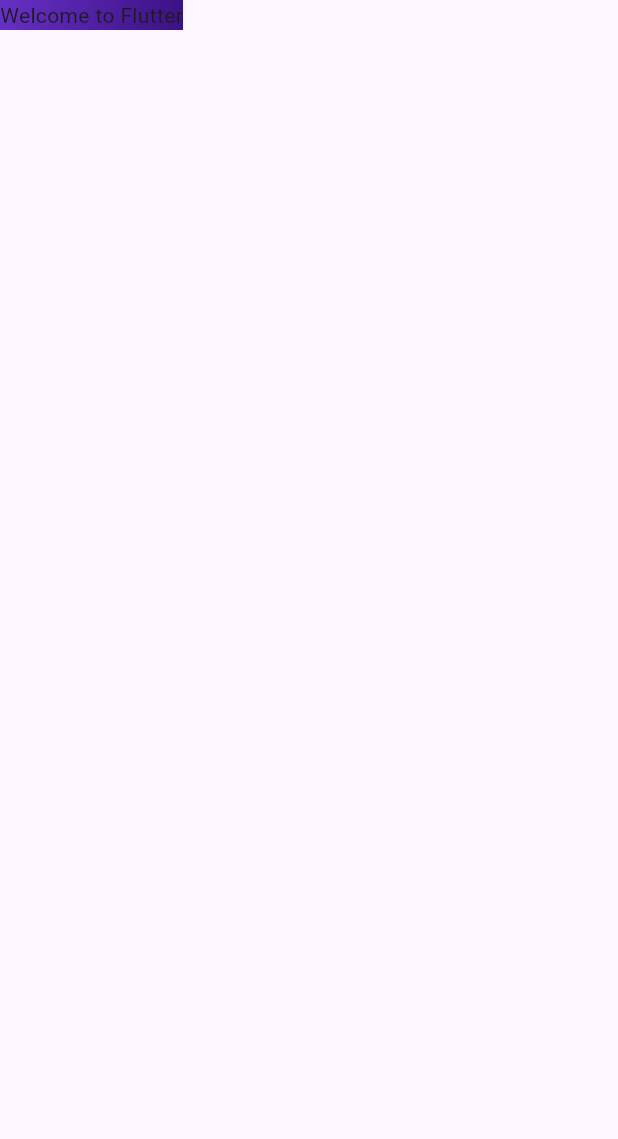
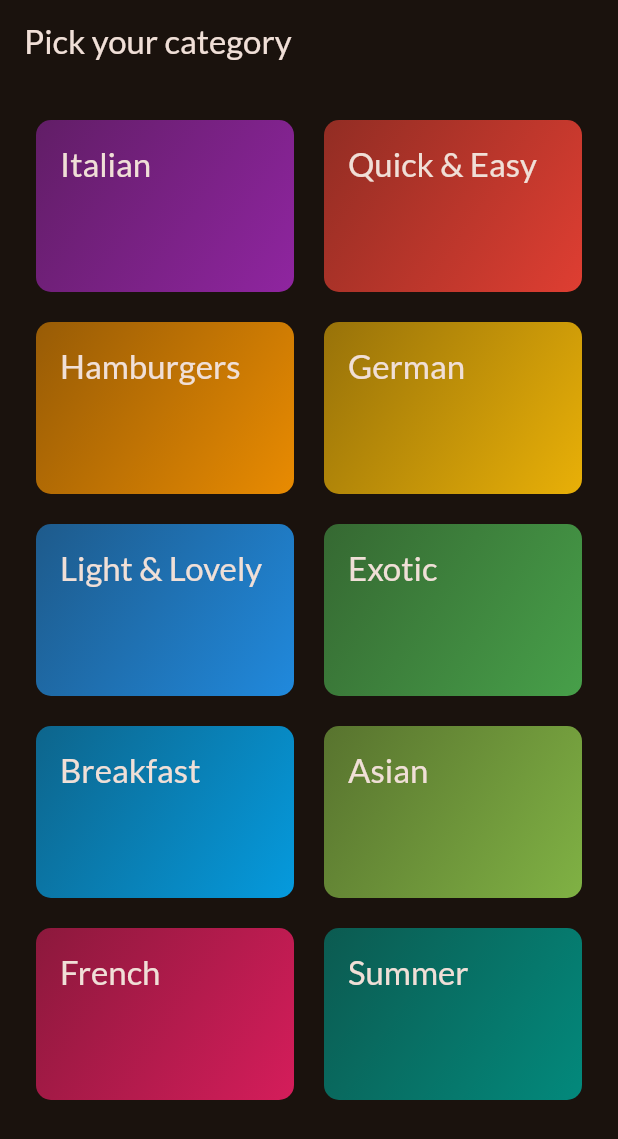
Before and after one commit to bryanmsombra27/proyectos-de-flutter, a Flutter app: the screen it shows after launch, on a phone screen of 412 x 824 dp. Shown: the top 1139 px of the screen. Run offline on Flutter 3.47's test engine with Material 3 defaults, Android fonts, the light colour scheme and no system bars; our stand-ins replace google_fonts.

Commit message:
project started

```diff
--- /dev/null
+++ b/lib/config/theme.dart
@@ -0,0 +1,15 @@
+import 'package:flutter/material.dart';
+import 'package:google_fonts/google_fonts.dart';
+
+class ThemeApp {
+  ThemeData theme() {
+    return ThemeData(
+      colorScheme: ColorScheme.fromSeed(
+        brightness: Brightness.dark,
+        seedColor: const Color.fromARGB(255, 131, 57, 0),
+      ),
+
+      textTheme: GoogleFonts.latoTextTheme(),
+    );
+  }
+}
--- /dev/null
+++ b/lib/data/fake.dart
@@ -0,0 +1,15 @@
+import 'package:flutter/material.dart';
+import "package:projects_2/models/category.dart";
+
+final availableCategories = [
+  Category(id: 'c1', title: 'Italian', color: Colors.purple),
+  Category(id: 'c2', title: 'Quick & Easy', color: Colors.red),
+  Category(id: 'c3', title: 'Hamburgers', color: Colors.orange),
+  Category(id: 'c4', title: 'German', color: Colors.amber),
+  Category(id: 'c5', title: 'Light & Lovely', color: Colors.blue),
+  Category(id: 'c6', title: 'Exotic', color: Colors.green),
+  Category(id: 'c7', title: 'Breakfast', color: Colors.lightBlue),
+  Category(id: 'c8', title: 'Asian', color: Colors.lightGreen),
+  Category(id: 'c9', title: 'French', color: Colors.pink),
+  Category(id: 'c10', title: 'Summer', color: Colors.teal),
+];
--- a/lib/main.dart
+++ b/lib/main.dart
@@ -1,4 +1,6 @@
 import 'package:flutter/material.dart';
+import 'package:projects_2/config/theme.dart';
+import 'package:projects_2/pages/index.dart';
 
 void main() {
   runApp(const MyApp());
@@ -12,24 +14,8 @@ class MyApp extends StatelessWidget {
   Widget build(BuildContext context) {
     return MaterialApp(
       title: 'Flutter Demo',
-      theme: ThemeData(
-        colorScheme: ColorScheme.fromSeed(seedColor: Colors.deepPurple),
-      ),
-      home: Scaffold(
-        body: Container(
-          decoration: BoxDecoration(
-            gradient: LinearGradient(
-              colors: [
-                const Color.fromARGB(255, 103, 48, 197),
-                const Color.fromARGB(255, 59, 17, 131),
-              ],
-              begin: Alignment.topLeft,
-              end: Alignment.bottomRight,
-            ),
-          ),
-          child: Text("Welcome to Flutter"),
-        ),
-      ),
+      theme: ThemeApp().theme(),
+      home: CategoriesScreen(),
     );
   }
 }
--- /dev/null
+++ b/lib/models/category.dart
@@ -0,0 +1,8 @@
+import 'package:flutter/material.dart';
+
+class Category {
+  String id;
+  String title;
+  Color color;
+  Category({required this.id, required this.title, required this.color});
+}
--- /dev/null
+++ b/lib/pages/categories_screen.dart
@@ -0,0 +1,30 @@
+import 'package:flutter/material.dart';
+import 'package:projects_2/data/fake.dart';
+import 'package:projects_2/widgets/index.dart';
+
+class CategoriesScreen extends StatelessWidget {
+  const CategoriesScreen({super.key});
+
+  static const name = "categories_screen";
+
+  @override
+  Widget build(BuildContext context) {
+    return Scaffold(
+      appBar: AppBar(title: Text("Pick your category")),
+      body: GridView(
+        padding: EdgeInsets.all(24),
+        gridDelegate: SliverGridDelegateWithFixedCrossAxisCount(
+          crossAxisCount: 2,
+          childAspectRatio: 3 / 2,
+          crossAxisSpacing: 20,
+          mainAxisSpacing: 20,
+        ),
+        children: [
+          ...availableCategories.map(
+            (category) => CategoryGridItem(category: category),
+          ),
+        ],
+      ),
+    );
+  }
+}
--- /dev/null
+++ b/lib/pages/index.dart
@@ -0,0 +1 @@
+export "categories_screen.dart";
--- /dev/null
+++ b/lib/widgets/category_grid_item.dart
@@ -0,0 +1,33 @@
+import 'package:flutter/material.dart';
+import 'package:projects_2/models/category.dart';
+
+class CategoryGridItem extends StatelessWidget {
+  final Category category;
+
+  const CategoryGridItem({super.key, required this.category});
+
+  @override
+  Widget build(BuildContext context) {
+    return Container(
+      padding: EdgeInsets.all(16),
+      decoration: BoxDecoration(
+        borderRadius: BorderRadius.circular(10),
+        gradient: LinearGradient(
+          colors: [
+            category.color.withValues(alpha: .55),
+            category.color.withValues(alpha: .9),
+          ],
+          begin: Alignment.topLeft,
+          end: Alignment.bottomRight,
+        ),
+      ),
+
+      child: Text(
+        category.title,
+        style: Theme.of(context).textTheme.titleLarge!.copyWith(
+          color: Theme.of(context).colorScheme.onSurface,
+        ),
+      ),
+    );
+  }
+}
--- /dev/null
+++ b/lib/widgets/index.dart
@@ -0,0 +1 @@
+export "category_grid_item.dart";
```
Also changed, not shown: pubspec.yaml (+30 -36 lines), pubspec.lock, 1 other file.
